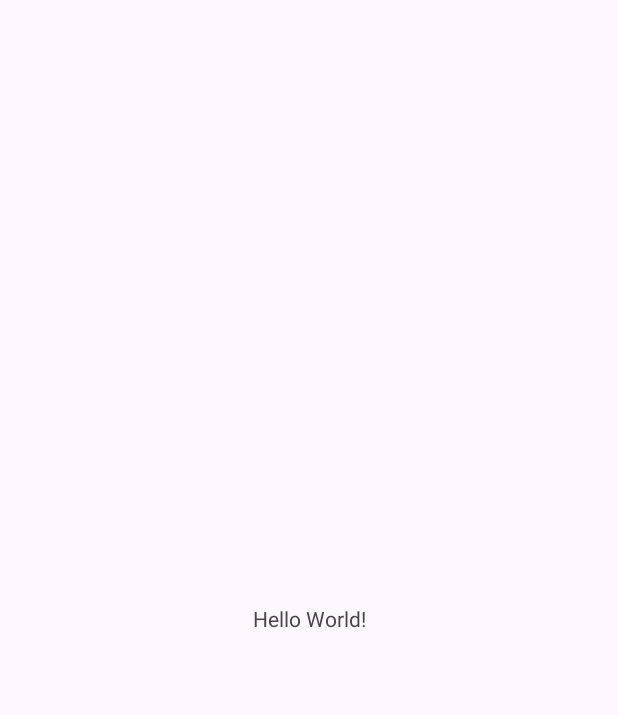
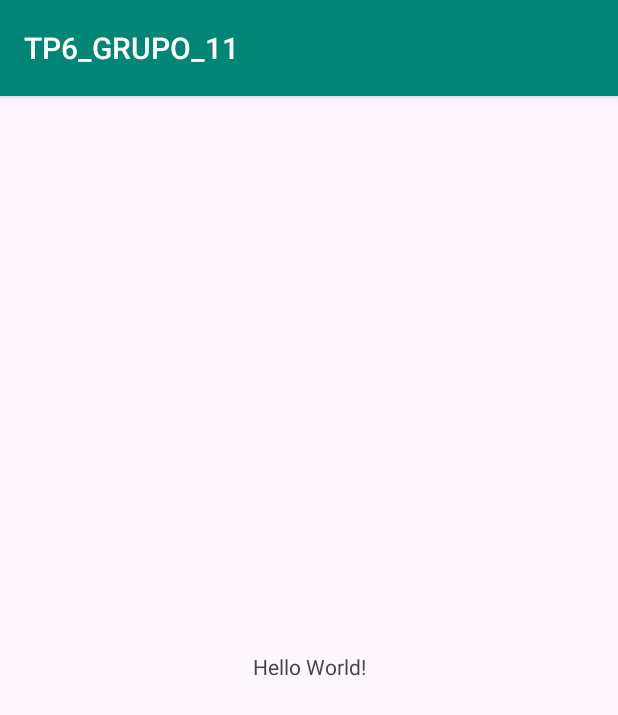
Before and after one commit to Programacion-4-UTN/TP6_GRUPO_11, an Android app: the screen it shows after launch (AgregarContactoActivity), on a phone screen of 412 x 824 dp. Before the commit the part shown is almost empty. Shown: the top 715 px of the screen. Run offline under Robolectric (Android 15) with nearby library versions, the phone set to English and light mode, and no system bars.

Commit message:
upd: Theme & Colors

```diff
--- a/app/src/main/res/values-night/themes.xml
+++ b/app/src/main/res/values-night/themes.xml
@@ -1,6 +1,6 @@
 <resources xmlns:tools="http://schemas.android.com/tools">
     <!-- Base application theme. -->
-    <style name="Base.Theme.TP6_GRUPO_11" parent="Theme.Material3.DayNight.NoActionBar">
+    <style name="Base.Theme.TP6_GRUPO_11" parent="Theme.Material3.DayNight">
         <!-- Customize your dark theme here. -->
         <!-- <item name="colorPrimary">@color/my_dark_primary</item> -->
     </style>
--- a/app/src/main/res/values/colors.xml
+++ b/app/src/main/res/values/colors.xml
@@ -1,5 +1,6 @@
 <?xml version="1.0" encoding="utf-8"?>
 <resources>
-    <color name="black">#FF000000</color>
-    <color name="white">#FFFFFFFF</color>
+<!--    Colores propuestos por las pautas de la catedra-->
+    <color name="verde_barra">#008577</color>
+    <color name="verde_barra_oscuro">#00574B</color>
 </resources>
--- a/app/src/main/res/values/themes.xml
+++ b/app/src/main/res/values/themes.xml
@@ -1,8 +1,17 @@
 <resources xmlns:tools="http://schemas.android.com/tools">
     <!-- Base application theme. -->
-    <style name="Base.Theme.TP6_GRUPO_11" parent="Theme.Material3.DayNight.NoActionBar">
-        <!-- Customize your light theme here. -->
-        <!-- <item name="colorPrimary">@color/my_light_primary</item> -->
+
+<!--    Configuracion de la vista de  paleta de colores propuesta por la catedra-->
+
+    <style name="Base.Theme.TP6_GRUPO_11" parent="Theme.Material3.DayNight">
+        <item name="colorPrimary">@color/verde_barra</item>
+        <item name="actionBarStyle">@style/Widget.TP6.ActionBar</item>
+        <item name="android:statusBarColor">@color/verde_barra_oscuro</item>
+    </style>
+
+    <style name="Widget.TP6.ActionBar" parent="Widget.AppCompat.ActionBar.Solid">
+        <item name="background">@color/verde_barra</item>
+        <item name="theme">@style/ThemeOverlay.AppCompat.Dark.ActionBar</item>
     </style>
 
     <style name="Theme.TP6_GRUPO_11" parent="Base.Theme.TP6_GRUPO_11" />
```
